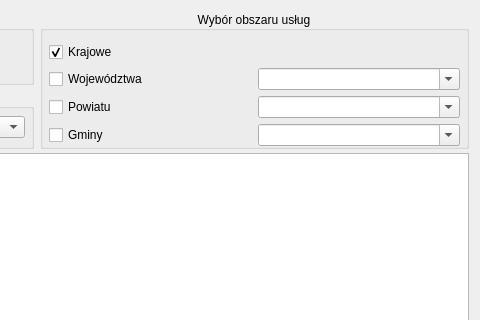
Above: web_service_plugin_dialog_base.ui from envirosolutionspl/integrator_uslug_danych_przestrzennych before the change; both pictures show x 406 to 886 and y 0 to 320 of the 886 by 630 pixel window. Below: the same form after it.
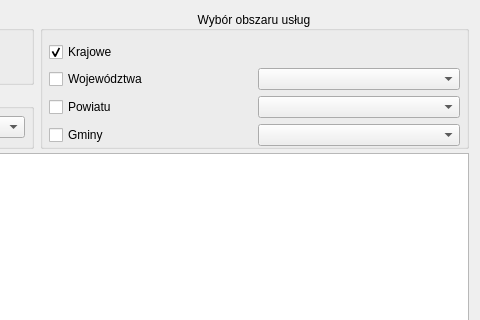
That is the form after the change. Icons and pictures are not drawn.

Commit message: WYłączenie edycji comboboxów z zamkniętymi listami

What changed in the file:
```diff
--- a/web_service_plugin_dialog_base.ui
+++ b/web_service_plugin_dialog_base.ui
@@ -284,7 +284,7 @@
         <item row="3" column="1">
          <widget class="QComboBox" name="gmina_combo">
           <property name="editable">
-           <bool>true</bool>
+           <bool>false</bool>
           </property>
           <property name="maxVisibleItems">
            <number>10</number>
@@ -294,7 +294,7 @@
         <item row="1" column="1">
          <widget class="QComboBox" name="wojewodztwo_combo">
           <property name="editable">
-           <bool>true</bool>
+           <bool>false</bool>
           </property>
           <property name="maxVisibleItems">
            <number>10</number>
@@ -309,7 +309,7 @@
         <item row="2" column="1">
          <widget class="QComboBox" name="powiat_combo">
           <property name="editable">
-           <bool>true</bool>
+           <bool>false</bool>
           </property>
           <property name="maxVisibleItems">
            <number>10</number>
```
